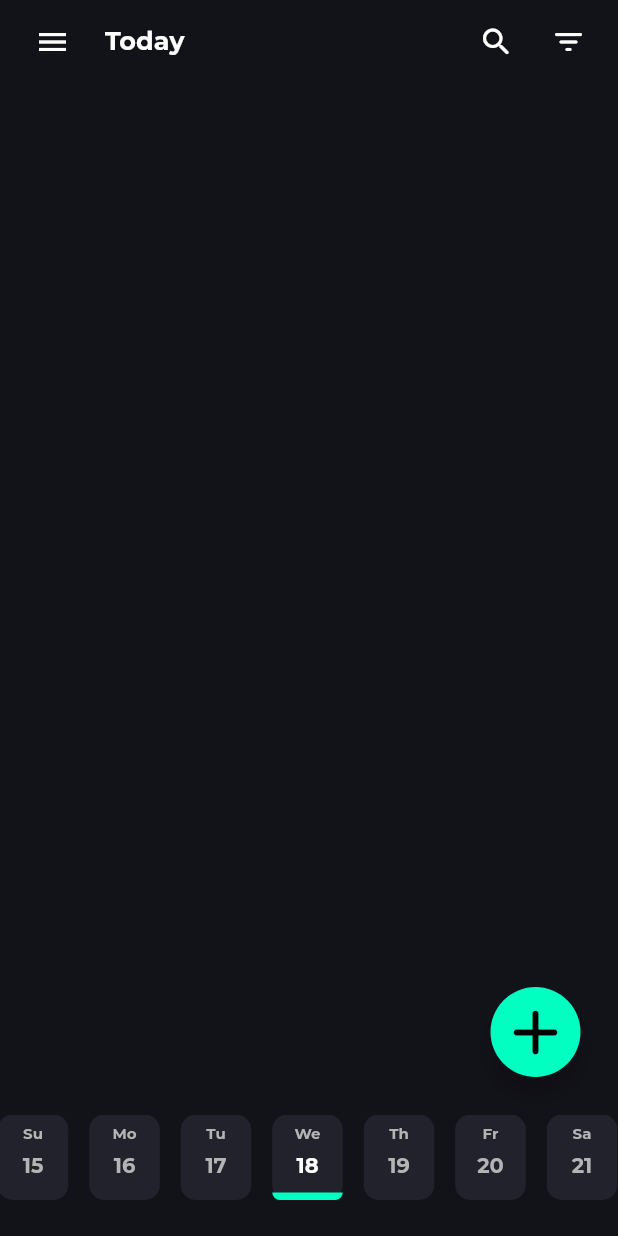
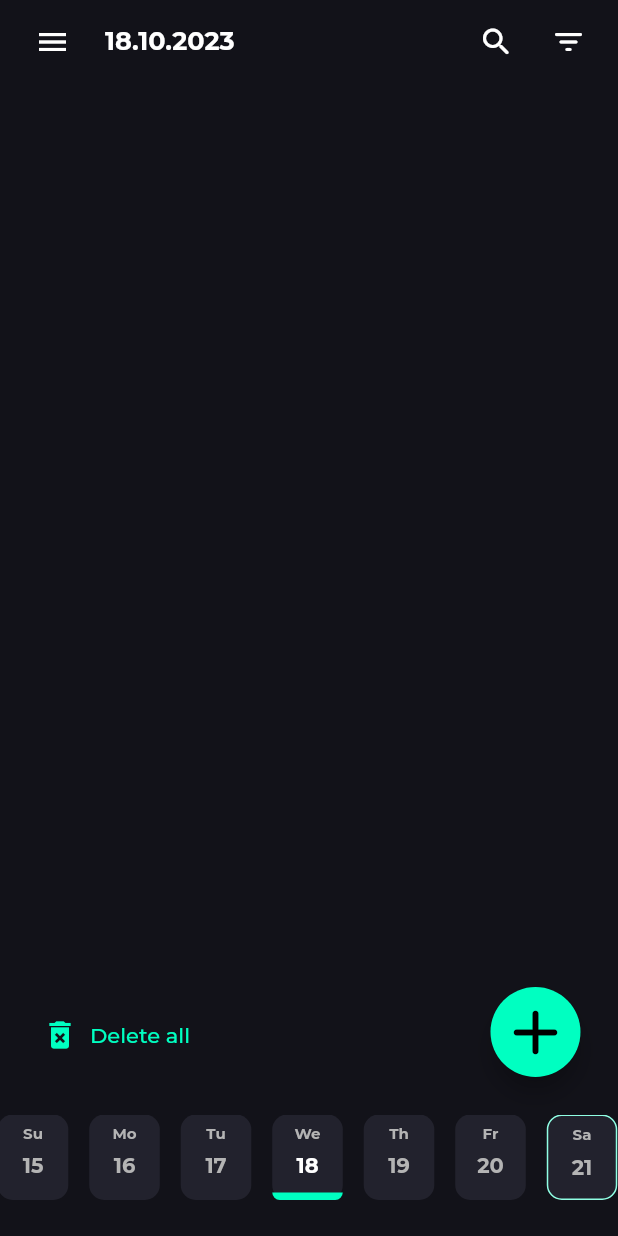
Before and after one commit to IceBreak-github/HabitTracker, a Flutter app: the screen it shows after launch, after a tap on "We", on a phone screen of 412 x 824 dp. Run offline on Flutter 3.47's test engine with Material 2 defaults, Android fonts, the phone set to English and light mode, and no system bars; our stand-ins replace bloc, equatable, flutter_bloc, flutter_switch, hive, hive_flutter; missing offline and left inert: flutter_shakemywidget; accounts and stored records are empty; project files that could hold a hidden picture were left out.

Commit message:
time select update

```diff
--- /dev/null
+++ b/lib/logic/cubits/date_select_cubit_cubit.dart
@@ -0,0 +1,15 @@
+import 'package:bloc/bloc.dart';
+import 'package:equatable/equatable.dart';
+
+part 'date_select_cubit_state.dart';
+
+class DateSelectCubit extends Cubit<DateSelectState> {
+  DateSelectCubit() : super(DateSelectState(
+    selectedDate: DateTime.now()
+  ));
+
+void selectDate(DateTime date) {
+  emit(DateSelectState(selectedDate: date));
+}
+
+}
--- /dev/null
+++ b/lib/logic/cubits/date_select_cubit_state.dart
@@ -0,0 +1,11 @@
+part of 'date_select_cubit_cubit.dart';
+
+class DateSelectState extends Equatable {
+  final DateTime? selectedDate;
+  const DateSelectState({
+    this.selectedDate,
+  });
+
+  @override
+  List<Object?> get props => [selectedDate];
+}
--- a/lib/main.dart
+++ b/lib/main.dart
@@ -7,6 +7,8 @@ import 'package:habit_tracker/shared/colors.dart';
 import 'package:habit_tracker/shared/themes.dart';
 import 'package:hive/hive.dart';
 import 'package:hive_flutter/hive_flutter.dart';
+
+import 'logic/cubits/date_select_cubit_cubit.dart';
 
 Future<void> main() async {
   await Hive.initFlutter();
@@ -20,7 +22,13 @@ class MyApp extends StatelessWidget {
 
   @override
   Widget build(BuildContext context) {
-    return MaterialApp(
+    return MultiBlocProvider(
+      providers: [
+        BlocProvider<DateSelectCubit>(
+          create: (context) => DateSelectCubit(),
+        ),
+      ],
+      child: MaterialApp(
         title: "Habit Tracker",
         theme: ThemeData(
           fontFamily: 'Montserrat',
@@ -36,6 +44,7 @@ class MyApp extends StatelessWidget {
         ),
         debugShowCheckedModeBanner: false,
         home: const HomePage(),
+      ),
     );
   }
 }
--- a/lib/presentation/pages/home_page.dart
+++ b/lib/presentation/pages/home_page.dart
@@ -1,8 +1,11 @@
 import 'package:flutter/material.dart';
+import 'package:flutter_bloc/flutter_bloc.dart';
 import 'package:habit_tracker/data/models/habit_model.dart';
 import 'package:habit_tracker/presentation/widgets/create_habit_popup_widget.dart';
 import 'package:habit_tracker/shared/boxes.dart';
+import 'package:intl/intl.dart';
 
+import '../../logic/cubits/date_select_cubit_cubit.dart';
 import '../../shared/colors.dart';
 import '../widgets/date_time_widget.dart';
 import '../widgets/widgets.dart';
@@ -28,9 +31,13 @@ class HomePage extends StatelessWidget {
                   return LinearGradient(
                     begin: const Alignment(0.0, 0.53),
                     end: const Alignment(0.0, 1.0),
-                    colors: [ Colors.transparent, MyColors().backgroundColor.withOpacity(0.9), MyColors().backgroundColor],
+                    colors: [
+                      Colors.transparent,
+                      MyColors().backgroundColor.withOpacity(0.9),
+                      MyColors().backgroundColor
+                    ],
                     //set stops as par your requirement
-                    stops: const [0.0,0.5 ,0.9], // 50% transparent, 50% white
+                    stops: const [0.0, 0.5, 0.9], // 50% transparent, 50% white
                   ).createShader(rect);
                 },
                 blendMode: BlendMode.dstOut,
@@ -47,7 +54,32 @@ class HomePage extends StatelessWidget {
                         height = 145;
                       }
                     }
-                          return Padding(
+                    return BlocBuilder<DateSelectCubit, DateSelectState>(
+                      builder: (context, state) {
+                        bool show = false;
+                        final dateSelectedState =
+                            context.read<DateSelectCubit>().state;
+                        DateTime? currentDate = dateSelectedState.selectedDate;
+                        print(habit.recurrence);
+
+                        if (habit.recurrence is String && habit.recurrence == 'Every Day') {
+                          show = true;
+                        }
+                        if (habit.recurrence is Map &&
+                            habit.recurrence.containsKey(
+                                int.parse(DateFormat('d').format(currentDate!)))) {
+                          show = true;
+                          print('yes');
+                        }
+                        if (habit.recurrence is Map && habit.recurrence.containsKey(DateFormat('EEEE').format(currentDate!)) && habit.recurrence[DateFormat('EEEE').format(currentDate)]){
+                          show = true;
+                          print('yes2');
+                        }
+                        print(show);
+
+                        //TODO: Add conditions for every X days
+
+                        return show ? Padding(
                           padding: const EdgeInsets.only(bottom: 30),
                           child: Container(
                             width: MediaQuery.of(context).size.width,
@@ -192,9 +224,10 @@ class HomePage extends StatelessWidget {
                               ]),
                             ),
                           ),
+                        ) : Container();
+                      },
                     );
                   },
-
                 ),
               ),
             ),
@@ -203,18 +236,25 @@ class HomePage extends StatelessWidget {
           Positioned(
             bottom: 24,
             left: 0,
-            child:
-            DateTimeLine(
+            child: DateTimeLine(
               width: MediaQuery.of(context).size.width,
               color: MyColors().primaryColor,
               hintText: "",
               onSelected: (value) {
-                print(value);
+                context.read<DateSelectCubit>().selectDate(value);
               },
             ),
           ),
-
-
+          Positioned(
+              bottom: 110,
+              left: 20,
+              child: TextButton.icon(
+                  //TODO: Remove later, this is here only for testing
+                  icon: const Icon(Icons.delete_forever),
+                  label: const Text('Delete all'),
+                  onPressed: () {
+                    boxHabits.clear();
+                  })),
         ],
       ),
       floatingActionButton: Padding(
--- a/lib/presentation/widgets/date_time_widget.dart
+++ b/lib/presentation/widgets/date_time_widget.dart
@@ -78,7 +78,9 @@ class _DateTimeLineState extends State<DateTimeLine> {
           width: 47,
           decoration: BoxDecoration(
               color: MyColors().widgetColor,
-              borderRadius: BorderRadius.circular(10)),
+              borderRadius: BorderRadius.circular(10),
+              border: (!isSelected && DateFormat('EEEE, d MMM, yyyy').format(DateTime.now()) == DateFormat('EEEE, d MMM, yyyy').format(dateTime)) ? Border.all(color: MyColors().secondaryColor, width: 1) : null
+              ),
           child: Column(
             children: [
               Padding(
--- a/lib/presentation/widgets/widgets.dart
+++ b/lib/presentation/widgets/widgets.dart
@@ -6,8 +6,8 @@ import 'package:habit_tracker/logic/cubits/habit_form_cubit.dart';
 import 'package:habit_tracker/shared/colors.dart';
 import 'package:intl/intl.dart';
 
+import '../../logic/cubits/date_select_cubit_cubit.dart';
 import '../pages/home_page.dart';
-
 
 class HomeAppBar extends StatelessWidget implements PreferredSizeWidget {
   const HomeAppBar({super.key});
@@ -16,9 +16,22 @@ class HomeAppBar extends StatelessWidget implements PreferredSizeWidget {
   Widget build(BuildContext context) {
     return AppBar(
       toolbarHeight: 70,
-      title: const Text("Today",
-          style: TextStyle(
-              fontSize: 17, fontWeight: FontWeight.bold, color: Colors.white)),
+      title: BlocBuilder<DateSelectCubit, DateSelectState>(
+        builder: (context, state) {
+          return Text(
+              DateFormat("dd.MM.yyyy").format(context
+                          .read<DateSelectCubit>()
+                          .state
+                          .selectedDate!) ==
+                      DateFormat("dd.MM.yyyy").format(DateTime.now())
+                  ? "Today"
+                  : DateFormat("dd.MM.yyyy").format(context.read<DateSelectCubit>().state.selectedDate!),
+              style: const TextStyle(
+                  fontSize: 17,
+                  fontWeight: FontWeight.bold,
+                  color: Colors.white));
+        },
+      ),
       leadingWidth: 70,
       centerTitle: false,
       titleSpacing: 0,
@@ -50,7 +63,7 @@ class HomeAppBar extends StatelessWidget implements PreferredSizeWidget {
   Size get preferredSize => const Size.fromHeight(kToolbarHeight);
 }
 
-class NewHabitAppBar extends StatelessWidget implements PreferredSizeWidget{
+class NewHabitAppBar extends StatelessWidget implements PreferredSizeWidget {
   const NewHabitAppBar({super.key});
 
   @override
@@ -77,6 +90,7 @@ class NewHabitAppBar extends StatelessWidget implements PreferredSizeWidget{
           }),
     );
   }
+
   @override
   Size get preferredSize => const Size.fromHeight(kToolbarHeight);
 }
@@ -150,12 +164,11 @@ class TextInput extends StatelessWidget {
   final String name;
   final void Function(String val) onChanged;
 
-  const TextInput({
-    super.key,
+  const TextInput(
+      {super.key,
       required this.placeholder,
       required this.name,
-    required this.onChanged
-  });
+      required this.onChanged});
 
   @override
   Widget build(BuildContext context) {
@@ -177,8 +190,7 @@ class TextInput extends StatelessWidget {
                   fontWeight: FontWeight.w500,
                   fontSize: 14),
             ),
-            onChanged: onChanged
-          ),
+            onChanged: onChanged),
       ),
     );
   }
@@ -188,7 +200,11 @@ class SubmitButton extends StatelessWidget {
   final String text;
   final double width;
   final VoidCallback onPressed;
-  const SubmitButton({super.key, required this.text, required this.width, required this.onPressed});
+  const SubmitButton(
+      {super.key,
+      required this.text,
+      required this.width,
+      required this.onPressed});
 
   @override
   Widget build(BuildContext context) {
@@ -262,7 +278,8 @@ class DateSelect extends StatelessWidget {
           child: Row(children: <Widget>[
             SizedBox(
                 width: 78,
-                child: Text(DateFormat('yyyy/MM/dd').format(state.selectedDate!),
+                child: Text(
+                    DateFormat('yyyy/MM/dd').format(state.selectedDate!),
                     style: const TextStyle(
                         color: Colors.white,
                         fontSize: 14,
```
Lines whose indentation alone changed are shown as unchanged.
